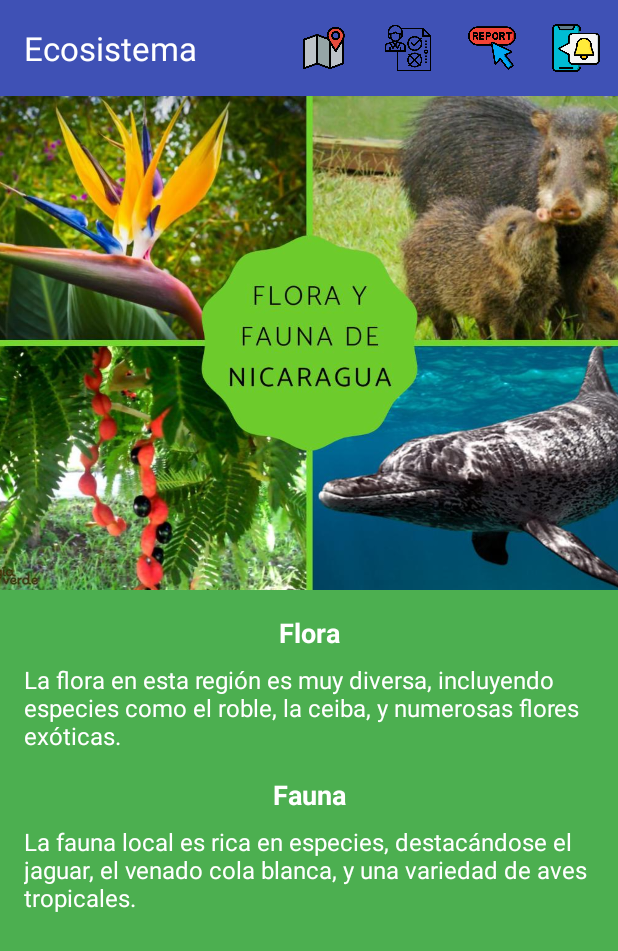
After one commit to JuanCarlosMoraga/EcoGuardian, an Android app: the MainEcosystemFragment screen opened through its navigation route, on a phone screen of 412 x 824 dp. The commit adds this screen. Shown: the top 951 px of the screen. Run offline under Robolectric (Android 15) with nearby library versions, the phone set to English and light mode, and no system bars.

Commit message:
pagina principal

```diff
--- a/app/src/main/java/com/moraga/ecoguardian/LoginFragment.kt
+++ b/app/src/main/java/com/moraga/ecoguardian/LoginFragment.kt
@@ -26,7 +26,7 @@ class LoginFragment : Fragment() {
             val password = binding.etPassword.text.toString().trim()
 
             if (validateCredentials(username, password)) {
-                findNavController().navigate(R.id.action_loginFragment_to_commentFragment)
+                findNavController().navigate(R.id.action_loginFragment_to_mainEcosystemFragment)
             } else {
                 binding.etUsername.error = "Usuario o contraseña incorrectos"
                 binding.etPassword.error = "Usuario o contraseña incorrectos"
--- /dev/null
+++ b/app/src/main/java/com/moraga/ecoguardian/MainEcosystemFragment.kt
@@ -0,0 +1,82 @@
+package com.moraga.ecoguardian
+
+import android.os.Bundle
+import android.view.*
+import android.widget.Toast
+import androidx.appcompat.app.AppCompatActivity
+import androidx.fragment.app.Fragment
+import androidx.navigation.fragment.findNavController
+import com.moraga.ecoguardian.databinding.FragmentMainEcosystemBinding
+
+class MainEcosystemFragment : Fragment() {
+
+    // Declarar el binding
+    private lateinit var binding: FragmentMainEcosystemBinding
+
+    override fun onCreate(savedInstanceState: Bundle?) {
+        super.onCreate(savedInstanceState)
+
+        // Notificar que este fragmento tiene un menú
+        setHasOptionsMenu(true)
+    }
+
+    override fun onCreateView(
+        inflater: LayoutInflater, container: ViewGroup?,
+        savedInstanceState: Bundle?
+    ): View? {
+        // Inflar el layout usando ViewBinding
+        binding = FragmentMainEcosystemBinding.inflate(inflater, container, false)
+
+        // Configurar el toolbar como ActionBar
+        (requireActivity() as AppCompatActivity).setSupportActionBar(binding.toolbar)
+
+        // Configurar la toolbar para retroceder
+        binding.toolbar.setNavigationOnClickListener {
+            requireActivity().onBackPressedDispatcher.onBackPressed() // Vuelve a la pantalla anterior
+        }
+
+        // Cargar imagen de la flora y fauna
+        binding.imgFloraFauna.setImageResource(R.drawable.flora_y_fauna_de_nicaragua_3347_orig) // Cambia por la imagen correcta
+
+        // Simular carga de datos (puede provenir de una base de datos o de una API)
+        binding.tvFloraTitle.text = "Flora"
+        binding.tvFloraDesc.text =
+            "La flora en esta región es muy diversa, incluyendo especies como el roble, la ceiba, y numerosas flores exóticas."
+
+        binding.tvFaunaTitle.text = "Fauna"
+        binding.tvFaunaDesc.text =
+            "La fauna local es rica en especies, destacándose el jaguar, el venado cola blanca, y una variedad de aves tropicales."
+
+        return binding.root // Retorna la vista inflada
+    }
+    override fun onCreateOptionsMenu(menu: Menu, inflater: MenuInflater) {
+        inflater.inflate(R.menu.menu_ecoguardian, menu)
+        super.onCreateOptionsMenu(menu, inflater)
+    }
+
+    override fun onOptionsItemSelected(item: MenuItem): Boolean {
+        return when (item.itemId) {
+            R.id.maps -> {
+                findNavController().navigate(R.id.action_mainEcosystemFragment_to_mapFragment2) // Navegar a MapsFragment
+                true
+            }
+
+            R.id.report -> {
+                findNavController().navigate(R.id.action_mainEcosystemFragment_to_reportFragment) // Navegar a ReportFragment
+                true
+            }
+
+            R.id.comment -> {
+                findNavController().navigate(R.id.action_mainEcosystemFragment_to_commentFragment2) // Navegar a CommentFragment
+                true
+            }
+
+            R.id.notifications -> {
+                findNavController().navigate(R.id.action_mainEcosystemFragment_to_notificationsFragment) // Navegar a NotificationsFragment
+                true
+            }
+
+            else -> super.onOptionsItemSelected(item)
+        }
+    }
+}
--- /dev/null
+++ b/app/src/main/res/layout/fragment_main_ecosystem.xml
@@ -0,0 +1,94 @@
+<?xml version="1.0" encoding="utf-8"?>
+<androidx.constraintlayout.widget.ConstraintLayout
+    xmlns:android="http://schemas.android.com/apk/res/android"
+    xmlns:app="http://schemas.android.com/apk/res-auto"
+    xmlns:tools="http://schemas.android.com/tools"
+    android:layout_width="match_parent"
+    android:layout_height="match_parent"
+    android:background="#4CAF50"
+    tools:context=".MainEcosystemFragment">
+
+    <!-- Toolbar -->
+    <androidx.appcompat.widget.Toolbar
+        android:id="@+id/toolbar"
+        android:layout_width="0dp"
+        android:layout_height="wrap_content"
+        android:background="#3F51B5"
+        android:theme="@style/ThemeOverlay.AppCompat.Dark.ActionBar"
+        app:layout_constraintTop_toTopOf="parent"
+        app:layout_constraintStart_toStartOf="parent"
+        app:layout_constraintEnd_toEndOf="parent"
+        app:popupTheme="@style/ThemeOverlay.AppCompat.Light"
+        app:title="Ecosistema" />
+
+    <!-- ImageView para la imagen de flora y fauna -->
+    <ImageView
+        android:id="@+id/imgFloraFauna"
+        android:layout_width="0dp"
+        android:layout_height="0dp"
+        android:scaleType="centerCrop"
+        android:src="@drawable/flora_y_fauna_de_nicaragua_3347_orig"
+        app:layout_constraintTop_toBottomOf="@id/toolbar"
+        app:layout_constraintStart_toStartOf="parent"
+        app:layout_constraintEnd_toEndOf="parent"
+        app:layout_constraintHeight_percent="0.4" />
+
+    <!-- Título de la flora -->
+    <TextView
+        android:id="@+id/tvFloraTitle"
+        android:layout_width="wrap_content"
+        android:layout_height="wrap_content"
+        android:text="Flora"
+        android:textStyle="bold"
+        android:textSize="18sp"
+        android:textColor="#FFFFFF"
+        app:layout_constraintTop_toBottomOf="@id/imgFloraFauna"
+        app:layout_constraintStart_toStartOf="parent"
+        app:layout_constraintEnd_toEndOf="parent"
+        android:layout_marginTop="16dp"/>
+
+    <!-- Descripción de la flora -->
+    <TextView
+        android:id="@+id/tvFloraDesc"
+        android:layout_width="0dp"
+        android:layout_height="wrap_content"
+        android:text="Descripción de la flora"
+        android:textSize="16sp"
+        android:textColor="#FFFFFF"
+        app:layout_constraintTop_toBottomOf="@id/tvFloraTitle"
+        app:layout_constraintStart_toStartOf="parent"
+        app:layout_constraintEnd_toEndOf="parent"
+        android:layout_marginTop="8dp"
+        android:layout_marginStart="16dp"
+        android:layout_marginEnd="16dp"/>
+
+    <!-- Título de la fauna -->
+    <TextView
+        android:id="@+id/tvFaunaTitle"
+        android:layout_width="wrap_content"
+        android:layout_height="wrap_content"
+        android:text="Fauna"
+        android:textStyle="bold"
+        android:textSize="18sp"
+        android:textColor="#FFFFFF"
+        app:layout_constraintTop_toBottomOf="@id/tvFloraDesc"
+        app:layout_constraintStart_toStartOf="parent"
+        app:layout_constraintEnd_toEndOf="parent"
+        android:layout_marginTop="16dp"/>
+
+    <!-- Descripción de la fauna -->
+    <TextView
+        android:id="@+id/tvFaunaDesc"
+        android:layout_width="0dp"
+        android:layout_height="wrap_content"
+        android:text="Descripción de la fauna"
+        android:textSize="16sp"
+        android:textColor="#FFFFFF"
+        app:layout_constraintTop_toBottomOf="@id/tvFaunaTitle"
+        app:layout_constraintStart_toStartOf="parent"
+        app:layout_constraintEnd_toEndOf="parent"
+        android:layout_marginTop="8dp"
+        android:layout_marginStart="16dp"
+        android:layout_marginEnd="16dp"/>
+
+</androidx.constraintlayout.widget.ConstraintLayout>
--- /dev/null
+++ b/app/src/main/res/menu/menu_ecoguardian.xml
@@ -0,0 +1,26 @@
+<?xml version="1.0" encoding="utf-8"?>
+<menu xmlns:android="http://schemas.android.com/apk/res/android"
+    xmlns:app="http://schemas.android.com/apk/res-auto">
+    <item
+        android:id="@+id/maps"
+        android:title="Mapa"
+        android:icon="@drawable/map"
+        app:showAsAction="always" />
+
+    <item
+        android:id="@+id/comment"
+        android:title="Comentarios"
+        android:icon="@drawable/comment"
+        app:showAsAction="always" />
+
+    <item
+        android:id="@+id/report"
+        android:title="Reportes"
+        android:icon="@drawable/report"
+        app:showAsAction="always" />
+    <item
+        android:id="@+id/notifications"
+        android:title="Notificaciones"
+        android:icon="@drawable/notificaciones"
+        app:showAsAction="always" />
+</menu>
--- a/app/src/main/res/navigation/nav_graph.xml
+++ b/app/src/main/res/navigation/nav_graph.xml
@@ -23,8 +23,8 @@
         android:label="fragment_create_account"
         tools:layout="@layout/fragment_create_account" >
         <action
-            android:id="@+id/action_createAccountFragment_to_commentFragment"
-            app:destination="@id/commentFragment" />
+            android:id="@+id/action_createAccountFragment_to_mainEcosystemFragment"
+            app:destination="@id/mainEcosystemFragment" />
     </fragment>
     <fragment
         android:id="@+id/loginFragment"
@@ -32,18 +32,14 @@
         android:label="fragment_login"
         tools:layout="@layout/fragment_login" >
         <action
-            android:id="@+id/action_loginFragment_to_commentFragment"
-            app:destination="@id/commentFragment" />
+            android:id="@+id/action_loginFragment_to_mainEcosystemFragment"
+            app:destination="@id/mainEcosystemFragment" />
     </fragment>
     <fragment
         android:id="@+id/commentFragment"
         android:name="com.moraga.ecoguardian.CommentFragment"
         android:label="fragment_comment"
-        tools:layout="@layout/fragment_comment" >
-        <action
-            android:id="@+id/action_commentFragment_to_mapFragment"
-            app:destination="@id/mapFragment" />
-    </fragment>
+        tools:layout="@layout/fragment_comment" />
     <fragment
         android:id="@+id/mapFragment"
         android:name="com.moraga.ecoguardian.MapFragment"
@@ -59,4 +55,22 @@
         android:name="com.moraga.ecoguardian.NotificationsFragment"
         android:label="fragment_notifications"
         tools:layout="@layout/fragment_notifications" />
+    <fragment
+        android:id="@+id/mainEcosystemFragment"
+        android:name="com.moraga.ecoguardian.MainEcosystemFragment"
+        android:label="fragment_main_ecosystem"
+        tools:layout="@layout/fragment_main_ecosystem" >
+        <action
+            android:id="@+id/action_mainEcosystemFragment_to_commentFragment2"
+            app:destination="@id/commentFragment" />
+        <action
+            android:id="@+id/action_mainEcosystemFragment_to_notificationsFragment"
+            app:destination="@id/notificationsFragment" />
+        <action
+            android:id="@+id/action_mainEcosystemFragment_to_reportFragment"
+            app:destination="@id/reportFragment" />
+        <action
+            android:id="@+id/action_mainEcosystemFragment_to_mapFragment2"
+            app:destination="@id/mapFragment" />
+    </fragment>
 </navigation>
```
Also changed, not shown: app/src/main/res/drawable/comment.png (added), app/src/main/res/drawable/flora_y_fauna_de_nicaragua_3347_orig.jpg (added), app/src/main/res/drawable/map.png (added), app/src/main/res/drawable/notificaciones.png (added), app/src/main/res/drawable/report.png (added).
